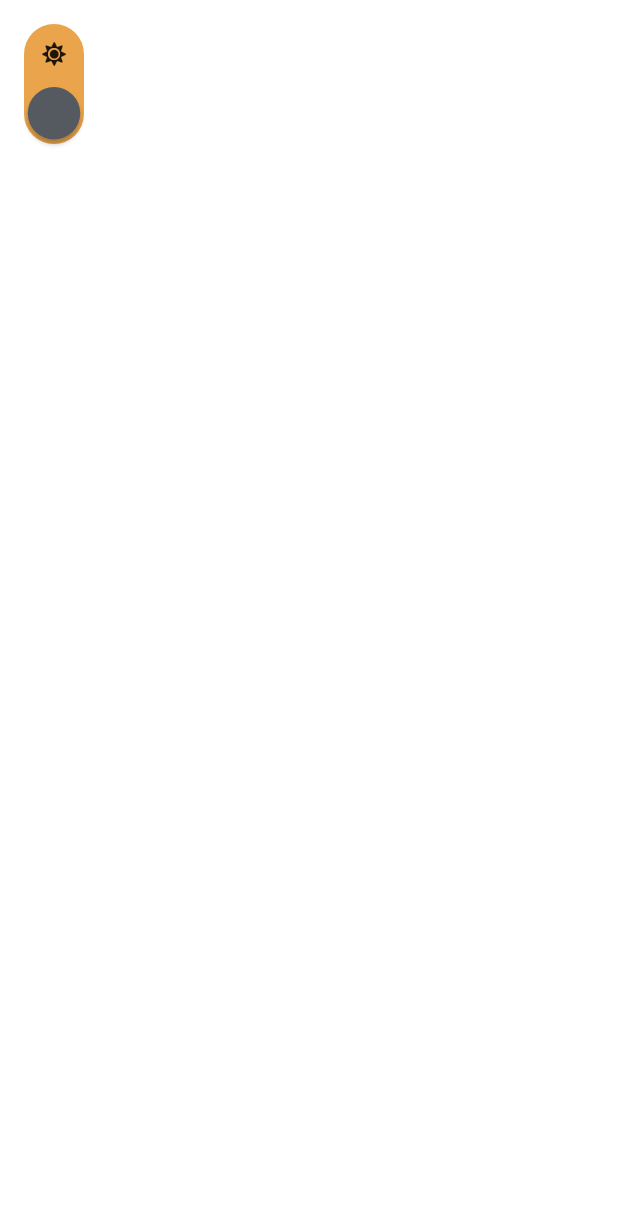
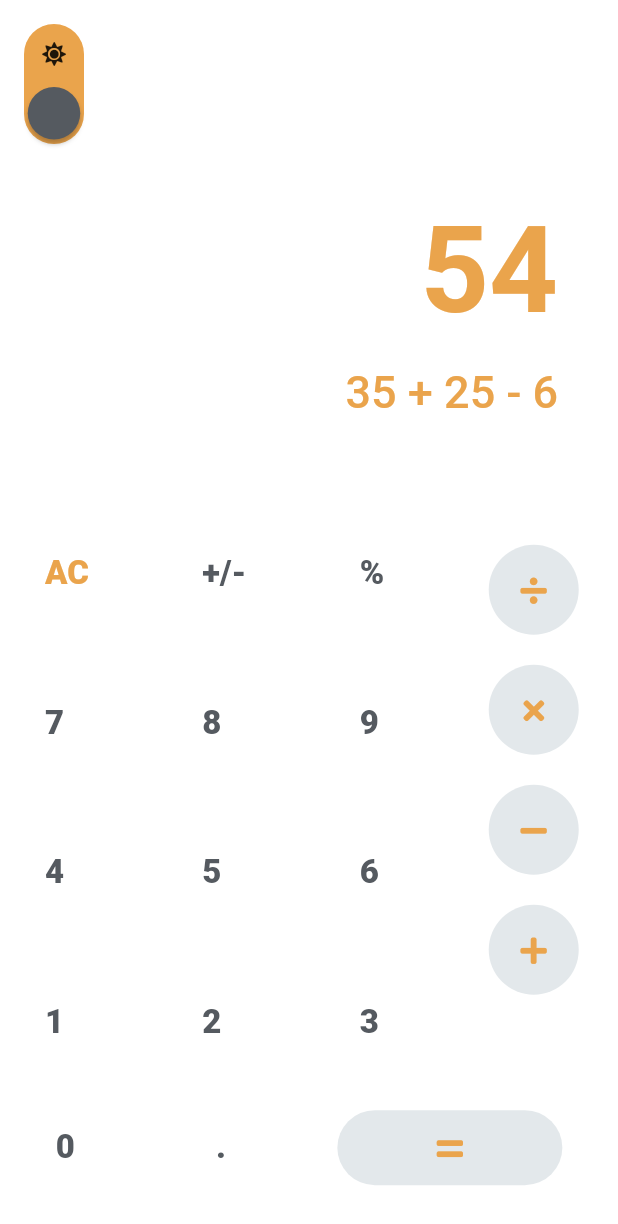
Before and after one commit to SefuZeph/calculator, a Flutter app: the screen it shows after launch, on a phone screen of 412 x 824 dp. Shown: the top 1224 px of the screen. Run offline on Flutter 3.47's test engine with Material 2 defaults, Android fonts, the phone set to English and light mode, and no system bars; our stand-ins replace font_awesome_flutter.

Commit message:
Add different buttons to complete a calculator application look and feel

```diff
--- a/lib/styles.dart
+++ b/lib/styles.dart
@@ -5,3 +5,6 @@ const Color kLBlack = Color(0xfff555A60);
 const Color kBlack = Color(0xfff000000);
 const Color kYellow = Color(0xfffEAA44C);
 const Color kWhite = Color(0xfffFFFFFF);
+
+const Color kYellowOpacity = Color(0xfff6D6A65);
+const Color kGreyOpacity = Color(0xfffE3E8EB);
--- /dev/null
+++ b/lib/widgets/buttons/arithmetic_button.dart
@@ -0,0 +1,19 @@
+import 'package:calculator/styles.dart';
+import 'package:flutter/material.dart';
+
+class ArithmeticButton extends StatelessWidget {
+  final IconData arithmeticIcon;
+
+  const ArithmeticButton({Key key, this.arithmeticIcon})
+      : assert(arithmeticIcon != null),
+        super(key: key);
+
+  @override
+  Widget build(BuildContext context) {
+    return Icon(
+      arithmeticIcon,
+      color: kYellow,
+      size: 20,
+    );
+  }
+}
--- /dev/null
+++ b/lib/widgets/buttons/plain_button.dart
@@ -0,0 +1,19 @@
+import 'package:flutter/material.dart';
+
+class PlainButton extends StatelessWidget {
+  final String plainButtonText;
+  final Color color;
+
+  const PlainButton({Key key, this.plainButtonText, this.color})
+      : assert(plainButtonText != null),
+        assert(color != null),
+        super(key: key);
+
+  @override
+  Widget build(BuildContext context) {
+    return Text(
+      plainButtonText,
+      style: TextStyle(color: color, fontWeight: FontWeight.w900, fontSize: 22),
+    );
+  }
+}
--- a/lib/widgets/main_screen_widget.dart
+++ b/lib/widgets/main_screen_widget.dart
@@ -1,5 +1,10 @@
 import 'package:calculator/dimensions.dart';
 import 'package:calculator/styles.dart';
+import 'package:calculator/widgets/buttons/arithmetic_button.dart';
+import 'package:calculator/widgets/buttons/plain_button.dart';
+import 'package:calculator/widgets/model/model.dart';
+import 'package:calculator/widgets/text/math_flow.dart';
+import 'package:calculator/widgets/text/results.dart';
 import 'package:flutter/material.dart';
 import 'package:font_awesome_flutter/font_awesome_flutter.dart';
 
@@ -28,6 +33,18 @@ class _MainScreenWidgetState extends State<MainScreenWidget> {
         kLBlack, kWhite, (_switchButtonPositionY - 19) / (58.0 - 19));
   }
 
+  Color getSwitchNormalTextBlackToWhite() {
+    return Color.lerp(
+        kWhite, kLBlack, (_switchButtonPositionY - 19) / (58.0 - 19));
+  }
+
+  Color getSwitchArithmeticButtonYellowOpacityToGrey() {
+    return Color.lerp(kYellowOpacity, kGreyOpacity,
+        (_switchButtonPositionY - 19) / (58.0 - 19));
+  }
+
+  GridArithmeticModel arithmeticModel = GridArithmeticModel();
+
   @override
   Widget build(BuildContext context) {
     return Scaffold(
@@ -38,8 +55,11 @@ class _MainScreenWidgetState extends State<MainScreenWidget> {
       ),
       body: Container(
         child: Column(
+          crossAxisAlignment: CrossAxisAlignment.start,
           children: [
-            Container(
+            Expanded(
+              flex: 1,
+              child: Container(
                 height: 100,
                 child: Stack(
                   children: [
@@ -96,6 +116,132 @@ class _MainScreenWidgetState extends State<MainScreenWidget> {
                     )
                   ],
                 ),
+              ),
+            ),
+            Expanded(
+              flex: 2,
+              child: Column(
+                children: [
+                  Row(
+                    children: [
+                      Spacer(),
+                      Padding(
+                        padding: const EdgeInsets.only(
+                            right: kPaddingX, top: kPaddingM),
+                        child: ResultsString(
+                          resultString: "54",
+                        ),
+                      )
+                    ],
+                  ),
+                  Row(
+                    children: [
+                      Spacer(),
+                      Padding(
+                        padding: const EdgeInsets.only(
+                            right: kPaddingX, top: kPaddingM),
+                        child: MathFlowString(
+                          mathFlowString: "35 + 25 - 6",
+                        ),
+                      )
+                    ],
+                  )
+                ],
+              ),
+            ),
+            Expanded(
+              flex: 3,
+              child: Row(
+                children: [
+                  Expanded(
+                    flex: 8,
+                    child: Container(
+                      height: MediaQuery.of(context).size.height,
+                      width: 30,
+                      child: GridView.builder(
+                        itemCount: 12,
+                        gridDelegate: SliverGridDelegateWithFixedCrossAxisCount(
+                            crossAxisCount: 3,
+                            crossAxisSpacing: 15,
+                            mainAxisSpacing: 10),
+                        itemBuilder: (BuildContext context, int index) {
+                          return Padding(
+                            padding: const EdgeInsets.only(left: 30, top: 16),
+                            child: PlainButton(
+                              plainButtonText:
+                                  arithmeticModel.arithmeticNumber[index],
+                              color: index == 0
+                                  ? kYellow
+                                  : getSwitchNormalTextBlackToWhite(),
+                            ),
+                          );
+                        },
+                      ),
+                    ),
+                  ),
+                  Expanded(
+                    flex: 3,
+                    child: Container(
+                      height: MediaQuery.of(context).size.height,
+                      width: 30,
+                      child: ListView.builder(
+                          itemCount: 4,
+                          itemBuilder: (BuildContext context, int index) {
+                            return SizedBox(
+                              height: 80,
+                              child: Padding(
+                                padding: const EdgeInsets.all(10.0),
+                                child: Container(
+                                  height: 40,
+                                  width: 40,
+                                  decoration: BoxDecoration(
+                                      shape: BoxShape.circle,
+                                      color:
+                                          getSwitchArithmeticButtonYellowOpacityToGrey()),
+                                  child: ArithmeticButton(
+                                    arithmeticIcon:
+                                        arithmeticModel.arithmeticIcon[index],
+                                  ),
+                                ),
+                              ),
+                            );
+                          }),
+                    ),
+                  )
+                ],
+              ),
+            ),
+            Expanded(
+              flex: 1,
+              child: Container(
+                child: Row(
+                  mainAxisAlignment: MainAxisAlignment.spaceAround,
+                  children: [
+                    PlainButton(
+                      plainButtonText: "0",
+                      color: getSwitchNormalTextBlackToWhite(),
+                    ),
+                    Padding(
+                      padding: const EdgeInsets.only(left: 20),
+                      child: PlainButton(
+                        plainButtonText: ".",
+                        color: getSwitchNormalTextBlackToWhite(),
+                      ),
+                    ),
+                    Container(
+                      height: 50,
+                      width: 150,
+                      decoration: BoxDecoration(
+                          borderRadius: BorderRadius.circular(30),
+                          color:
+                              getSwitchArithmeticButtonYellowOpacityToGrey()),
+                      child: ArithmeticButton(
+                        arithmeticIcon: FontAwesomeIcons.equals,
+                      ),
+                    )
+                  ],
+                ),
+              ),
             )
           ],
         ),
--- /dev/null
+++ b/lib/widgets/model/model.dart
@@ -0,0 +1,26 @@
+import 'package:flutter/cupertino.dart';
+import 'package:font_awesome_flutter/font_awesome_flutter.dart';
+
+class GridArithmeticModel {
+  List<String> arithmeticNumber = [
+    "AC",
+    "+/-",
+    "%",
+    "7",
+    "8",
+    "9",
+    "4",
+    "5",
+    "6",
+    "1",
+    "2",
+    "3"
+  ];
+
+  List<IconData> arithmeticIcon = [
+    FontAwesomeIcons.divide,
+    FontAwesomeIcons.times,
+    FontAwesomeIcons.minus,
+    FontAwesomeIcons.plus
+  ];
+}
--- /dev/null
+++ b/lib/widgets/text/math_flow.dart
@@ -0,0 +1,22 @@
+import 'package:calculator/styles.dart';
+import 'package:flutter/foundation.dart';
+import 'package:flutter/material.dart';
+
+class MathFlowString extends StatelessWidget {
+  final String mathFlowString;
+
+  MathFlowString({Key key, @required this.mathFlowString})
+      : assert(mathFlowString != null),
+        super(key: key);
+
+  @override
+  Widget build(BuildContext context) {
+    return Container(
+      child: Text(
+        mathFlowString,
+        style: TextStyle(
+            color: kYellow, fontSize: 30, fontWeight: FontWeight.w500),
+      ),
+    );
+  }
+}
--- /dev/null
+++ b/lib/widgets/text/results.dart
@@ -0,0 +1,22 @@
+import 'package:calculator/styles.dart';
+import 'package:flutter/foundation.dart';
+import 'package:flutter/material.dart';
+
+class ResultsString extends StatelessWidget {
+  final String resultString;
+
+  ResultsString({Key key, @required this.resultString})
+      : assert(resultString != null),
+        super(key: key);
+
+  @override
+  Widget build(BuildContext context) {
+    return Container(
+      child: Text(
+        resultString,
+        style: TextStyle(
+            color: kYellow, fontSize: 80, fontWeight: FontWeight.w700),
+      ),
+    );
+  }
+}
```
Also changed, not shown: lib/widgets/buttons/equals_button.dart (added), lib/widgets/work_area.dart (added). Lines whose indentation alone changed are shown as unchanged.
